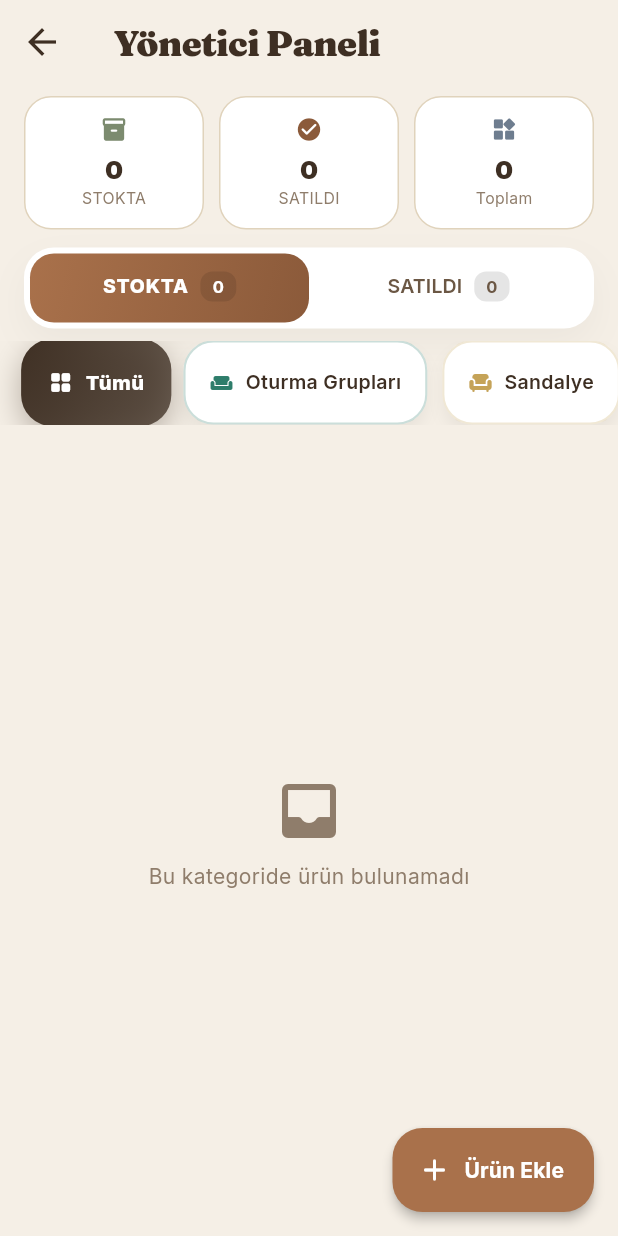
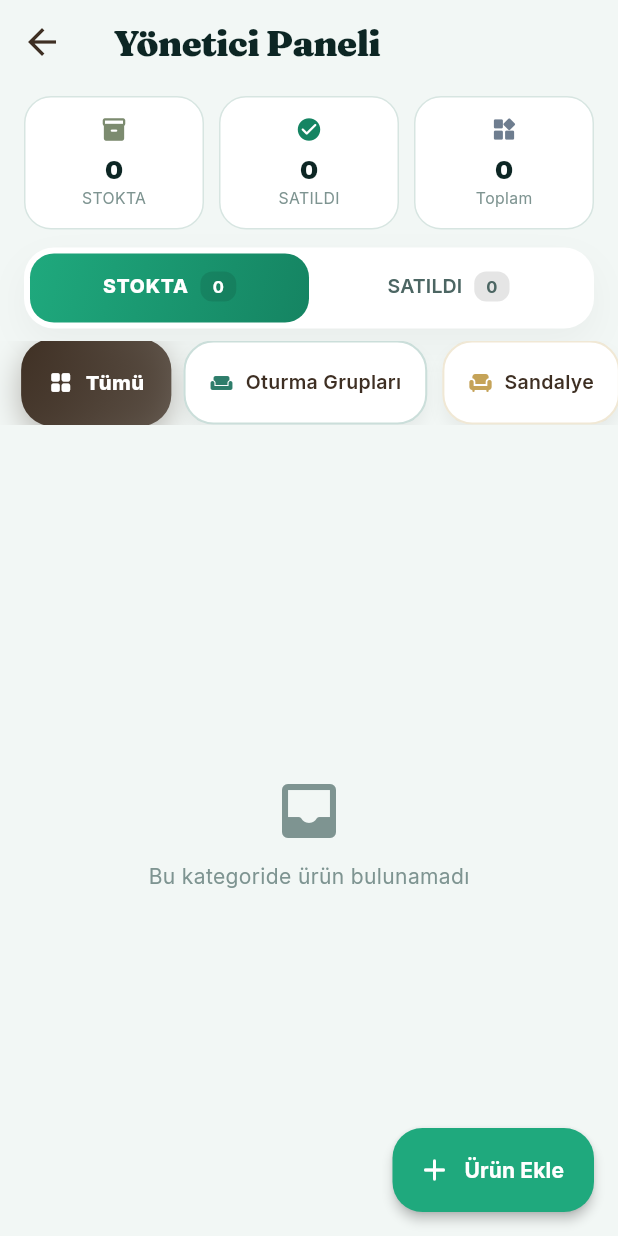
Before and after one commit to ferdidrgn/SaglamSpot, a Flutter app: the HomePage screen opened directly, on a phone screen of 412 x 824 dp. Run offline on Flutter 3.47's test engine with Material 3 defaults, Android fonts, the phone set to English and light mode, and no system bars; our stand-ins replace app_links, cached_network_image, cloud_firestore, connectivity_plus, dartz, equatable and 16 more; missing offline and left inert: dart:html, dart:js_interop, dart:ui_web, firebase_app_check; accounts and stored records are empty; generated files the repository leaves out were written again; network calls fail; statements that could not run were skipped.

Commit message:
Mobil app: build sağlığı, kendine has renk kimliği, ölü kod temizliği
- android/app/build.gradle.kts: AndroidX-dışı legacy multidex bağımlılığı
  kaldırıldı (minSdk 21+ için gereksiz, Jetifier'ı zorunlu kılıyordu).
- android/gradle.properties: enableJetifier artık gereksiz olduğu için
  kapatıldı, heap 4096m'ye çıkarıldı, AGP 8.9.1 ile alakasız
  android.builtInKotlin/android.newDsl bayrakları temizlendi.
- app_colors.dart: mobil uygulamaya özgü petrol yeşili + zümrüt vurgulu
  yeni bir palet eklendi (web'in sıcak espresso/ekru kimliğinden ayrı).
- home_page_mobile.dart + navigation.dart: mobil kabuk (app bar, drawer,
  FAB, kartlar) artık kIsWeb ile bu yeni palete geçiyor; web tarafı
  (dar ekranda dahi) eski paletle değişmeden kalıyor.
- custom_app_header.dart: tüm git geçmişi boyunca hiçbir yerde
  kullanılmayan ölü kod olduğu doğrulandığı için silindi.

Co-Authored-By: Claude Sonnet 5 <noreply@anthropic.com>
Claude-Session: https://claude.ai/code/session_01KJk2arYHsqWRPi6tnXejDf

```diff
--- a/lib/core/theme/app_colors.dart
+++ b/lib/core/theme/app_colors.dart
@@ -99,4 +99,39 @@ class AppColors {
     end: Alignment.bottomCenter,
     colors: [background, secondary], // ekruden ahşap beje
   );
+
+  // ================================================================
+  // MOBİL UYGULAMA PALETİ — Web'in sıcak espresso/ekru kimliğinden
+  // bilinçli olarak ayrışan, yönetici panelinin kendine has rengi.
+  // Koyu petrol yeşili + canlı zümrüt vurgu.
+  // ================================================================
+  static const Color mobilePrimary = Color(0xFF0F3D3E); // koyu petrol yeşili
+  static const Color mobilePrimaryDark = Color(0xFF0A2A2B);
+  static const Color mobilePrimaryLight = Color(0xFF1D5D5E);
+
+  static const Color mobileAccent = Color(0xFF1FA97D); // canlı zümrüt vurgu
+  static const Color mobileAccentDark = Color(0xFF158462);
+  static const Color mobileAccentLight = Color(0xFF5FD1A6);
+
+  static const Color mobileBackground = Color(0xFFF2F7F5); // soğuk mint-gri zemin
+  static const Color mobileSurface = white;
+  static const Color mobileCardBg = white;
+  static const Color mobileSecondaryBg = Color(0xFFE4EEEA); // yumuşak mint ikincil zemin
+
+  static const Color mobileTextPrimary = Color(0xFF0D2624);
+  static const Color mobileTextSecondary = Color(0xFF4C6663);
+  static const Color mobileTextTertiary = Color(0xFF7E9491);
+  static const Color mobileBorder = Color(0xFFD7E5E1);
+
+  static const Gradient mobileAccentGradient = LinearGradient(
+    begin: Alignment.topLeft,
+    end: Alignment.bottomRight,
+    colors: [mobileAccent, mobileAccentDark],
+  );
+
+  static const Gradient mobilePrimaryGradient = LinearGradient(
+    begin: Alignment.topLeft,
+    end: Alignment.bottomRight,
+    colors: [mobilePrimaryLight, mobilePrimary],
+  );
 }
--- a/lib/features/home/presentation/page/home_page_mobile.dart
+++ b/lib/features/home/presentation/page/home_page_mobile.dart
@@ -54,11 +54,11 @@ class _HomePageState extends ConsumerState<HomePage>
         : list.where((final p) => p.category == _selectedCategory).toList();
 
     return Scaffold(
-      backgroundColor: AppColors.background,
+      backgroundColor: AppColors.mobileBackground,
       appBar: _buildAppBar(context),
       body: productsAsync.when(
         loading: () =>
-            const Center(child: CircularProgressIndicator(color: AppColors.accent)),
+            const Center(child: CircularProgressIndicator(color: AppColors.mobileAccent)),
         error: (final e, final _) => Center(child: Text('Hata: $e')),
         data: (final _) => Column(
           children: [
@@ -90,7 +90,7 @@ class _HomePageState extends ConsumerState<HomePage>
   }
 
   PreferredSizeWidget _buildAppBar(final BuildContext context) => AppBar(
-        backgroundColor: AppColors.background,
+        backgroundColor: AppColors.mobileBackground,
         elevation: 0,
         centerTitle: false,
         title: Padding(
@@ -98,7 +98,7 @@ class _HomePageState extends ConsumerState<HomePage>
           child: Text(
             context.l10n.adminPanelTitle,
             style: const TextStyle(
-              color: AppColors.textPrimary,
+              color: AppColors.mobileTextPrimary,
               fontWeight: FontWeight.w900,
               fontSize: 24,
               letterSpacing: -0.5,
@@ -123,7 +123,7 @@ class _HomePageState extends ConsumerState<HomePage>
                     label: context.l10n.sold,
                     value: '$sold',
                     icon: Icons.check_circle_rounded,
-                    color: AppColors.accentDark)),
+                    color: AppColors.mobileAccentDark)),
             const SizedBox(width: 10),
             Expanded(
                 child: _StatCard(
@@ -153,11 +153,11 @@ class _HomePageState extends ConsumerState<HomePage>
             controller: _tabController,
             indicatorSize: TabBarIndicatorSize.tab,
             indicator: BoxDecoration(
-              gradient: AppColors.accentGradient,
+              gradient: AppColors.mobileAccentGradient,
               borderRadius: BorderRadius.circular(16),
             ),
             labelColor: Colors.white,
-            unselectedLabelColor: AppColors.textSecondary,
+            unselectedLabelColor: AppColors.mobileTextSecondary,
             labelStyle: const TextStyle(
                 fontSize: 13, fontWeight: FontWeight.w800, letterSpacing: 0.5),
             unselectedLabelStyle:
@@ -192,7 +192,7 @@ class _HomePageState extends ConsumerState<HomePage>
   Widget _buildAddButton(final BuildContext context) => FloatingActionButton.extended(
         onPressed: () => Navigator.push(context,
             MaterialPageRoute(builder: (final _) => const AddProductPage())),
-        backgroundColor: AppColors.accent,
+        backgroundColor: AppColors.mobileAccent,
         icon: const Icon(Icons.add_rounded, color: Colors.white),
         label: Text(context.l10n.addProductFab,
             style: const TextStyle(color: Colors.white, fontWeight: FontWeight.bold)),
@@ -217,7 +217,7 @@ class _StatCard extends StatelessWidget {
         decoration: BoxDecoration(
           color: Colors.white,
           borderRadius: BorderRadius.circular(18),
-          border: Border.all(color: AppColors.border),
+          border: Border.all(color: AppColors.mobileBorder),
         ),
         child: Column(
           children: [
@@ -226,9 +226,9 @@ class _StatCard extends StatelessWidget {
             Text(value,
                 style: const TextStyle(
                     fontSize: 17, fontWeight: FontWeight.w900,
-                    color: AppColors.textPrimary)),
+                    color: AppColors.mobileTextPrimary)),
             Text(label,
-                style: const TextStyle(fontSize: 10.5, color: AppColors.textTertiary)),
+                style: const TextStyle(fontSize: 10.5, color: AppColors.mobileTextTertiary)),
           ],
         ),
       );
@@ -246,10 +246,10 @@ class _ProductGrid extends StatelessWidget {
         child: Column(
           mainAxisSize: MainAxisSize.min,
           children: [
-            const Icon(Icons.inbox_rounded, size: 48, color: AppColors.textTertiary),
+            const Icon(Icons.inbox_rounded, size: 48, color: AppColors.mobileTextTertiary),
             const SizedBox(height: 10),
             Text(context.l10n.emptyCategoryProducts,
-                style: const TextStyle(color: AppColors.textTertiary)),
+                style: const TextStyle(color: AppColors.mobileTextTertiary)),
           ],
         ),
       );
@@ -310,11 +310,11 @@ class _LuxuryProductCardState extends ConsumerState<LuxuryProductCard> {
         child: Container(
       clipBehavior: Clip.antiAlias,
       decoration: BoxDecoration(
-        color: AppColors.card,
+        color: AppColors.mobileCardBg,
         borderRadius: BorderRadius.circular(24),
         boxShadow: [
           BoxShadow(
-              color: AppColors.textPrimary.withOpacity(0.06),
+              color: AppColors.mobileTextPrimary.withOpacity(0.06),
               blurRadius: 18,
               offset: const Offset(0, 8)),
         ],
@@ -370,9 +370,9 @@ class _ImageArea extends ConsumerWidget {
                 : Container(
                     width: double.infinity,
                     height: double.infinity,
-                    color: AppColors.darkSurface,
+                    color: AppColors.mobileSecondaryBg,
                     child: const Icon(Icons.chair_alt_rounded,
-                        size: 48, color: AppColors.textTertiary),
+                        size: 48, color: AppColors.mobileTextTertiary),
                   ),
           ),
           Positioned(top: 10, left: 10, child: _StatusBadge(product: product)),
@@ -398,7 +398,7 @@ class _InfoArea extends StatelessWidget {
           maxLines: 1,
           overflow: TextOverflow.ellipsis,
           style: const TextStyle(
-              fontSize: 15, fontWeight: FontWeight.w900, color: AppColors.textPrimary),
+              fontSize: 15, fontWeight: FontWeight.w900, color: AppColors.mobileTextPrimary),
         ),
         const SizedBox(height: 4),
         Row(
@@ -415,7 +415,7 @@ class _InfoArea extends StatelessWidget {
                 style: TextStyle(
                     fontSize: 12,
                     fontWeight: FontWeight.w600,
-                    color: meta?.color ?? AppColors.textSecondary),
+                    color: meta?.color ?? AppColors.mobileTextSecondary),
               ),
             ),
           ],
@@ -435,9 +435,9 @@ class _ActionBar extends ConsumerWidget {
     return Container(
       height: 44,
       decoration: BoxDecoration(
-        color: AppColors.background.withOpacity(0.5),
+        color: AppColors.mobileBackground.withOpacity(0.5),
         borderRadius: BorderRadius.circular(12),
-        border: Border.all(color: AppColors.border),
+        border: Border.all(color: AppColors.mobileBorder),
       ),
       child: Row(
         children: [
@@ -452,7 +452,7 @@ class _ActionBar extends ConsumerWidget {
                         EditProductPage(productId: product.id, product: product),
                   )),
             ),
-            Container(width: 1, color: AppColors.border),
+            Container(width: 1, color: AppColors.mobileBorder),
           ],
           _actionBtn(
             icon: Icons.delete_forever_rounded,
@@ -512,8 +512,8 @@ class _StatusBadge extends StatelessWidget {
       padding: const EdgeInsets.symmetric(horizontal: 10, vertical: 4),
       decoration: BoxDecoration(
         gradient: product.isSold
-            ? AppColors.secondaryGradient
-            : AppColors.accentGradient,
+            ? AppColors.mobilePrimaryGradient
+            : AppColors.mobileAccentGradient,
         borderRadius: BorderRadius.circular(12),
       ),
       child: Text(
```
Also changed, not shown: lib/core/widgets/custom_app_header.dart (deleted, +0 -299 lines), lib/shared/navigation/widgets/navigation.dart (+14 -9 lines), 2 other files.
